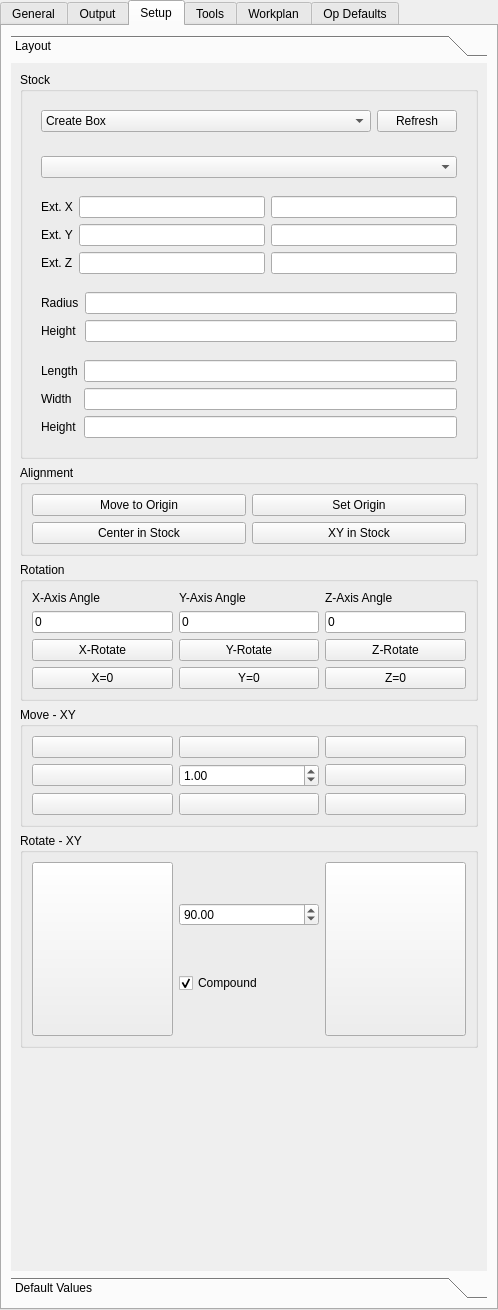
Before: the Qt Designer form src/Mod/Path/Gui/Resources/panels/PathEdit.ui in Vaerks/SimpleCAM, drawn with Qt 5.
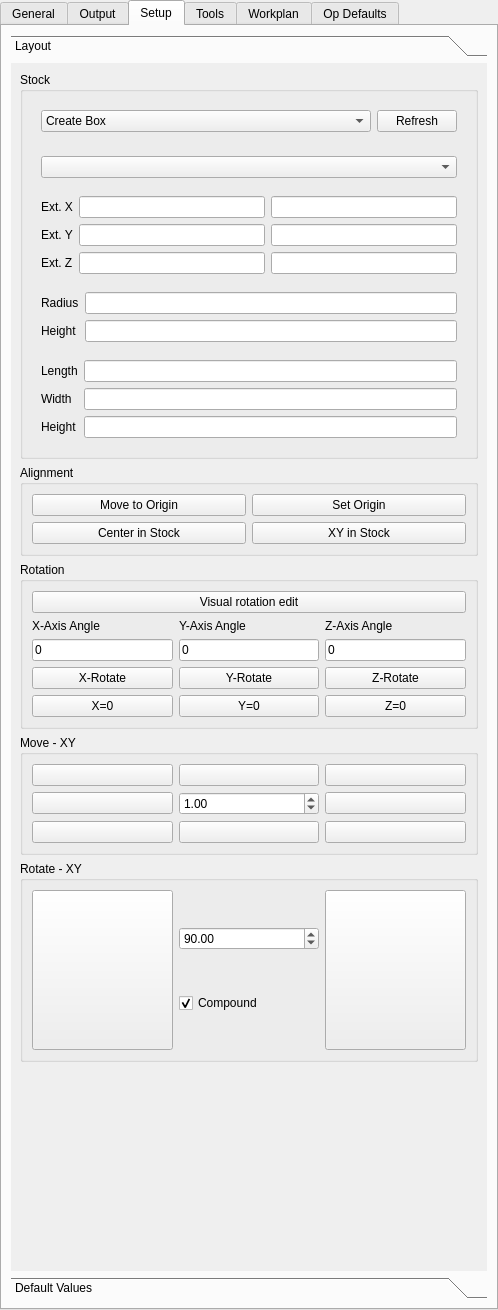
After: the same form once the commit is applied. The open tabs and pages were chosen to show the change. Icons and pictures are not drawn. Custom widgets are drawn as their Qt base class.

Commit message: Multi-Side: visual and angle rotation prototype

The edit to the form file:
```diff
--- a/src/Mod/Path/Gui/Resources/panels/PathEdit.ui
+++ b/src/Mod/Path/Gui/Resources/panels/PathEdit.ui
@@ -455,90 +455,97 @@
            <string>Rotation</string>
           </property>
           <layout class="QGridLayout" name="gridLayout_5">
-           <item row="7" column="1">
+           <item row="9" column="1">
             <widget class="QPushButton" name="simpleRotationY">
              <property name="text">
               <string>Y-Rotate</string>
              </property>
             </widget>
            </item>
-           <item row="7" column="0">
+           <item row="9" column="0">
             <widget class="QPushButton" name="simpleRotationX">
              <property name="text">
               <string>X-Rotate</string>
              </property>
             </widget>
            </item>
-           <item row="8" column="0">
-            <widget class="QPushButton" name="modelSetX0">
-             <property name="text">
-              <string>X=0</string>
-             </property>
-            </widget>
-           </item>
-           <item row="8" column="1">
+           <item row="10" column="1">
             <widget class="QPushButton" name="modelSetY0">
              <property name="text">
               <string>Y=0</string>
              </property>
             </widget>
            </item>
-           <item row="7" column="2">
+           <item row="10" column="0">
+            <widget class="QPushButton" name="modelSetX0">
+             <property name="text">
+              <string>X=0</string>
+             </property>
+            </widget>
+           </item>
+           <item row="5" column="2">
+            <widget class="QLineEdit" name="z_rotatAngle">
+             <property name="text">
+              <string>0</string>
+             </property>
+            </widget>
+           </item>
+           <item row="5" column="1">
+            <widget class="QLineEdit" name="y_rotatAngle">
+             <property name="text">
+              <string>0</string>
+             </property>
+            </widget>
+           </item>
+           <item row="9" column="2">
             <widget class="QPushButton" name="simpleRotationZ">
              <property name="text">
               <string>Z-Rotate</string>
              </property>
             </widget>
            </item>
-           <item row="8" column="2">
+           <item row="10" column="2">
             <widget class="QPushButton" name="modelSetZ0">
              <property name="text">
               <string>Z=0</string>
              </property>
             </widget>
            </item>
-           <item row="3" column="1">
-            <widget class="QLineEdit" name="y_rotatAngle">
-             <property name="text">
-              <string>0</string>
-             </property>
-            </widget>
-           </item>
-           <item row="3" column="0">
+           <item row="5" column="0">
             <widget class="QLineEdit" name="x_rotatAngle">
              <property name="text">
               <string>0</string>
              </property>
             </widget>
            </item>
-           <item row="3" column="2">
-            <widget class="QLineEdit" name="z_rotatAngle">
-             <property name="text">
-              <string>0</string>
-             </property>
-            </widget>
-           </item>
-           <item row="0" column="0">
-            <widget class="QLabel" name="label">
-             <property name="text">
-              <string>X-Axis Angle</string>
-             </property>
-            </widget>
-           </item>
-           <item row="0" column="1">
+           <item row="1" column="1">
             <widget class="QLabel" name="label_2">
              <property name="text">
               <string>Y-Axis Angle</string>
              </property>
             </widget>
            </item>
-           <item row="0" column="2">
+           <item row="1" column="2">
             <widget class="QLabel" name="label_5">
              <property name="text">
               <string>Z-Axis Angle</string>
              </property>
             </widget>
            </item>
+           <item row="1" column="0">
+            <widget class="QLabel" name="label">
+             <property name="text">
+              <string>X-Axis Angle</string>
+             </property>
+            </widget>
+           </item>
+           <item row="0" column="0" colspan="3">
+            <widget class="QPushButton" name="visual_rotation_edit">
+             <property name="text">
+              <string>Visual rotation edit</string>
+             </property>
+            </widget>
+           </item>
           </layout>
          </widget>
         </item>
```
Left out of the diff: 4 changed lines with no effect on the pictures. The commit also changes 4 other files.
